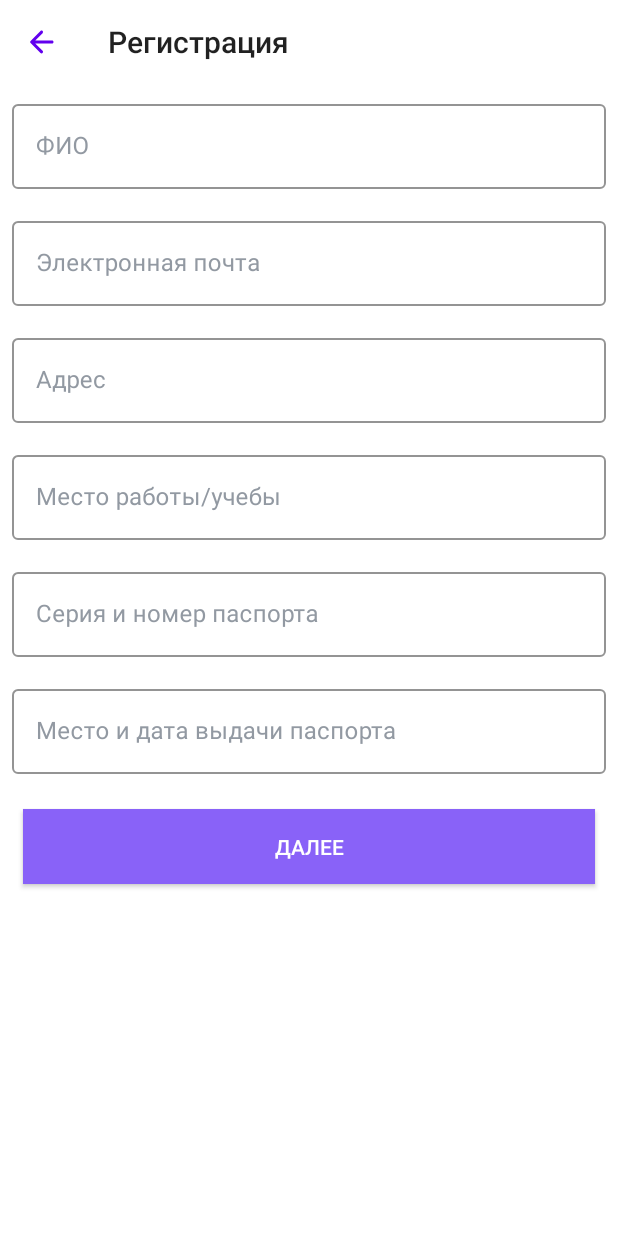
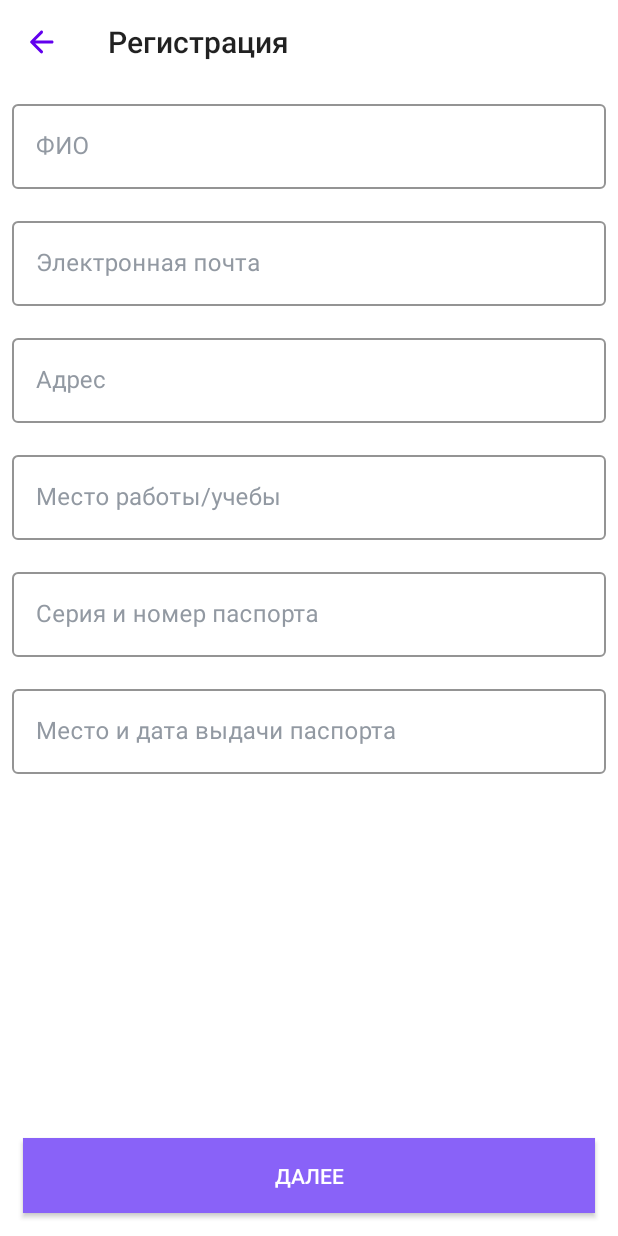
Before and after one commit to Zellka/NorthBook, an Android app: the RegistrationFragment screen opened through its navigation route, on a phone screen of 412 x 824 dp. Run offline under Robolectric (Android 15) with nearby library versions, the phone set to English and light mode, and no system bars.

Commit message:
add end registration

```diff
--- a/app/src/main/java/com/example/northbook/RegistrationFragment.kt
+++ b/app/src/main/java/com/example/northbook/RegistrationFragment.kt
@@ -5,6 +5,7 @@ import androidx.fragment.app.Fragment
 import android.view.LayoutInflater
 import android.view.View
 import android.view.ViewGroup
+import android.widget.Button
 import android.widget.Toolbar
 import androidx.navigation.fragment.findNavController
 
@@ -24,5 +25,9 @@ class RegistrationFragment : Fragment() {
             .setNavigationOnClickListener {
                 findNavController().popBackStack()
             }
+        view.findViewById<Button>(R.id.fragment_registration_button)
+            .setOnClickListener {
+                findNavController().navigate(R.id.action_registrationFragment_to_endRegistrationFragment)
+            }
     }
 }
--- a/app/src/main/res/layout/fragment_registration.xml
+++ b/app/src/main/res/layout/fragment_registration.xml
@@ -129,6 +129,11 @@
             android:textColorHighlight="@color/gray" />
     </com.google.android.material.textfield.TextInputLayout>
 
+    <TextView
+        android:layout_width="match_parent"
+        android:layout_height="0dp"
+        android:layout_weight="1" />
+
     <androidx.appcompat.widget.AppCompatButton
         android:id="@+id/fragment_registration_button"
         android:layout_width="match_parent"
--- a/app/src/main/res/navigation/nav_graph_input.xml
+++ b/app/src/main/res/navigation/nav_graph_input.xml
@@ -2,7 +2,7 @@
 <navigation xmlns:android="http://schemas.android.com/apk/res/android"
     xmlns:app="http://schemas.android.com/apk/res-auto"
     xmlns:tools="http://schemas.android.com/tools"
-    android:id="@+id/nav_graph"
+    android:id="@+id/nav_graph_input"
     app:startDestination="@id/inputFragment">
 
     <fragment
@@ -19,5 +19,16 @@
         android:id="@+id/registrationFragment"
         android:name="com.example.northbook.RegistrationFragment"
         android:label="fragment_registration"
-        tools:layout="@layout/fragment_registration" />
+        tools:layout="@layout/fragment_registration" >
+        <action
+            android:id="@+id/action_registrationFragment_to_endRegistrationFragment"
+            app:destination="@id/endRegistrationFragment"
+            app:popUpTo="@+id/nav_graph_input"
+            app:popUpToInclusive="true"/>
+    </fragment>
+    <fragment
+        android:id="@+id/endRegistrationFragment"
+        android:name="com.example.northbook.EndRegistrationFragment"
+        android:label="fragment_end_registration"
+        tools:layout="@layout/fragment_end_registration" />
 </navigation>
```
Also changed, not shown: app/src/main/java/com/example/northbook/EndRegistrationFragment.kt (added, +20 -0 lines), app/src/main/res/drawable/ic_good_image.xml (added, +63 -0 lines), app/src/main/res/layout/fragment_end_registration.xml (added, +48 -0 lines).
